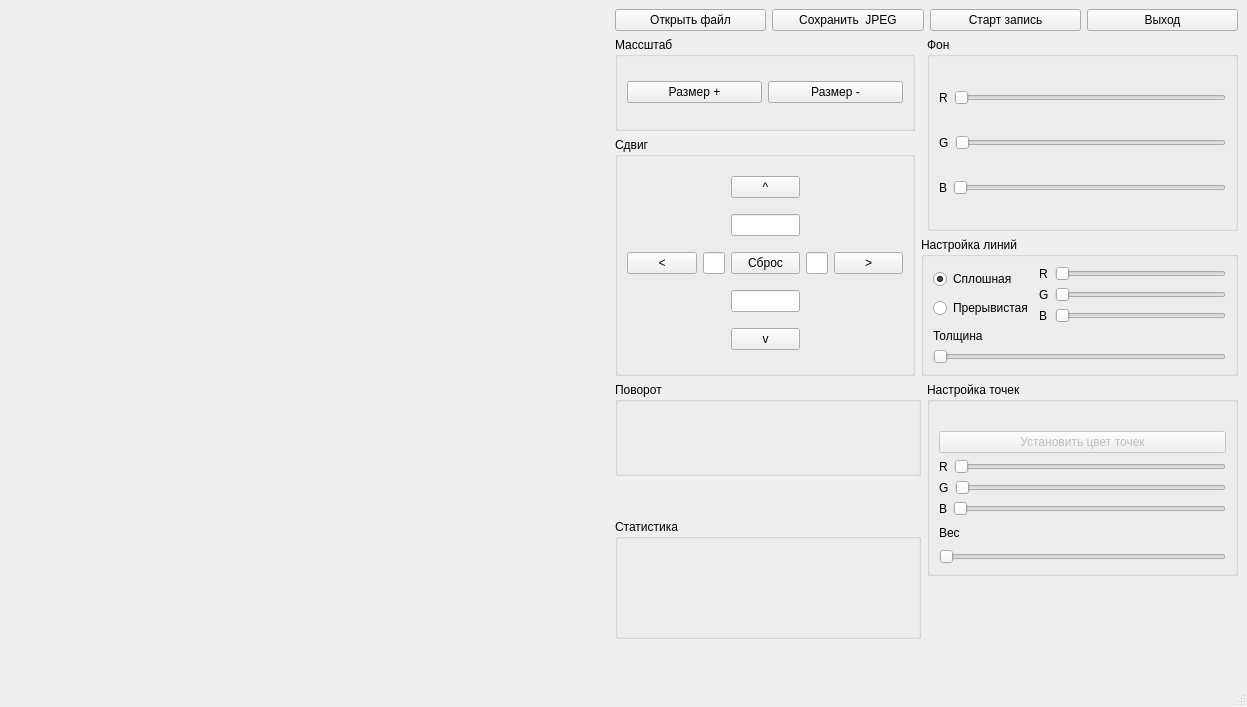
Old version of the form viewer.ui in the repository dandyelf/3dviewer1.0.
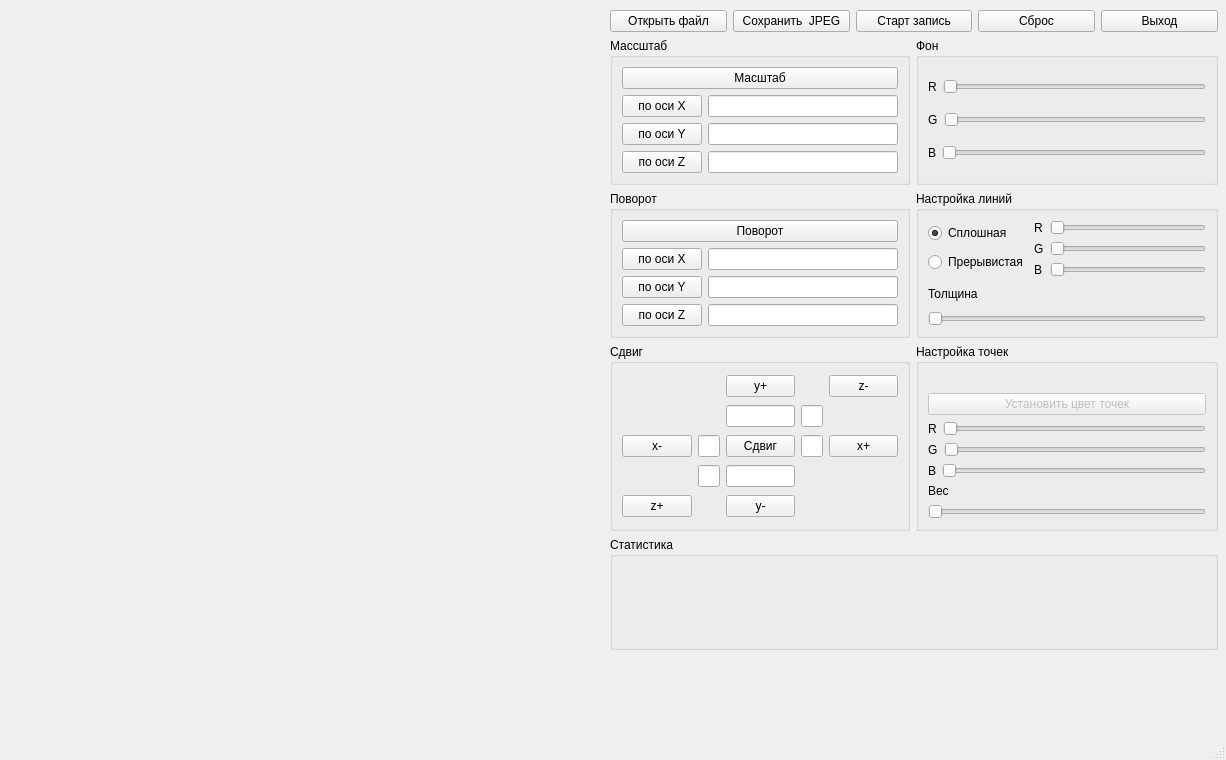
New version of the form. Custom widgets are drawn as their Qt base class.

```diff
--- a/viewer.ui
+++ b/viewer.ui
@@ -6,16 +6,53 @@
    <rect>
     <x>0</x>
     <y>0</y>
-    <width>1247</width>
-    <height>707</height>
+    <width>1226</width>
+    <height>760</height>
    </rect>
   </property>
   <property name="windowTitle">
    <string>3D Viewer</string>
   </property>
   <widget class="QWidget" name="centralwidget">
-   <layout class="QGridLayout" name="gridLayout_7">
-    <item row="0" column="1" colspan="3">
+   <widget class="scene" name="widget" native="true">
+    <property name="geometry">
+     <rect>
+      <x>9</x>
+      <y>35</y>
+      <width>600</width>
+      <height>600</height>
+     </rect>
+    </property>
+    <property name="sizePolicy">
+     <sizepolicy hsizetype="Fixed" vsizetype="Fixed">
+      <horstretch>0</horstretch>
+      <verstretch>0</verstretch>
+     </sizepolicy>
+    </property>
+    <property name="minimumSize">
+     <size>
+      <width>600</width>
+      <height>600</height>
+     </size>
+    </property>
+    <property name="maximumSize">
+     <size>
+      <width>600</width>
+      <height>600</height>
+     </size>
+    </property>
+   </widget>
+   <widget class="QWidget" name="">
+    <property name="geometry">
+     <rect>
+      <x>610</x>
+      <y>10</y>
+      <width>608</width>
+      <height>701</height>
+     </rect>
+    </property>
+    <layout class="QFormLayout" name="formLayout_3">
+     <item row="0" column="0" colspan="2">
      <layout class="QHBoxLayout" name="horizontalLayout_11">
       <item>
        <widget class="QPushButton" name="pushButton">
@@ -41,6 +78,13 @@
         </property>
        </widget>
       </item>
+       <item>
+        <widget class="QPushButton" name="pushButton_15">
+         <property name="text">
+          <string>Сброс</string>
+         </property>
+        </widget>
+       </item>
       <item>
        <widget class="QPushButton" name="pushButton_2">
         <property name="text">
@@ -50,121 +94,66 @@
       </item>
      </layout>
     </item>
-    <item row="5" column="1" rowspan="2" colspan="2">
-     <widget class="QGroupBox" name="groupBox_4">
-      <property name="maximumSize">
+     <item row="1" column="0">
+      <widget class="QGroupBox" name="groupBox">
+       <property name="minimumSize">
        <size>
-        <width>16777215</width>
-        <height>120</height>
+         <width>300</width>
+         <height>0</height>
        </size>
       </property>
       <property name="title">
-       <string>Статистика</string>
-      </property>
-      <layout class="QGridLayout" name="gridLayout_4">
-       <item row="0" column="0">
-        <layout class="QHBoxLayout" name="horizontalLayout_5">
-         <item>
-          <spacer name="horizontalSpacer_5">
-           <property name="orientation">
-            <enum>Qt::Horizontal</enum>
-           </property>
-           <property name="sizeHint" stdset="0">
-            <size>
-             <width>40</width>
-             <height>20</height>
-            </size>
-           </property>
-          </spacer>
-         </item>
-         <item>
-          <widget class="QLabel" name="label_3">
-           <property name="text">
-            <string/>
-           </property>
-          </widget>
-         </item>
-         <item>
-          <spacer name="horizontalSpacer_6">
-           <property name="orientation">
-            <enum>Qt::Horizontal</enum>
-           </property>
-           <property name="sizeHint" stdset="0">
-            <size>
-             <width>40</width>
-             <height>20</height>
-            </size>
-           </property>
-          </spacer>
-         </item>
-        </layout>
-       </item>
+        <string>Массштаб</string>
+       </property>
+       <layout class="QFormLayout" name="formLayout">
        <item row="1" column="0">
-        <layout class="QHBoxLayout" name="horizontalLayout_6">
-         <item>
-          <widget class="QLabel" name="label_7">
+         <widget class="QPushButton" name="pushButton_ScaleX">
            <property name="text">
-            <string/>
+           <string>по оси X</string>
            </property>
           </widget>
          </item>
-         <item>
-          <spacer name="horizontalSpacer_7">
-           <property name="orientation">
-            <enum>Qt::Horizontal</enum>
-           </property>
-           <property name="sizeHint" stdset="0">
-            <size>
-             <width>40</width>
-             <height>20</height>
-            </size>
-           </property>
-          </spacer>
-         </item>
-         <item>
-          <widget class="QLabel" name="label_9">
-           <property name="text">
-            <string/>
-           </property>
-          </widget>
-         </item>
-        </layout>
+        <item row="1" column="1">
+         <widget class="QLineEdit" name="lineEdit_ScaleX"/>
        </item>
        <item row="2" column="0">
-        <layout class="QHBoxLayout" name="horizontalLayout_7">
-         <item>
-          <widget class="QLabel" name="label_8">
+         <widget class="QPushButton" name="pushButton_ScaleY">
            <property name="text">
-            <string/>
+           <string>по оси Y</string>
            </property>
           </widget>
          </item>
-         <item>
-          <spacer name="horizontalSpacer_8">
-           <property name="orientation">
-            <enum>Qt::Horizontal</enum>
-           </property>
-           <property name="sizeHint" stdset="0">
-            <size>
-             <width>40</width>
-             <height>20</height>
-            </size>
-           </property>
-          </spacer>
-         </item>
-         <item>
-          <widget class="QLabel" name="label_10">
+        <item row="2" column="1">
+         <widget class="QLineEdit" name="lineEdit_ScaleY"/>
+        </item>
+        <item row="3" column="0">
+         <widget class="QPushButton" name="pushButton_ScaleZ">
+          <property name="text">
+           <string>по оси Z</string>
+          </property>
+         </widget>
+        </item>
+        <item row="3" column="1">
+         <widget class="QLineEdit" name="lineEdit_ScaleZ"/>
+        </item>
+        <item row="0" column="0" colspan="2">
+         <widget class="QPushButton" name="pushButton_Scale">
            <property name="text">
-            <string/>
+           <string>Масштаб</string>
            </property>
           </widget>
          </item>
         </layout>
-       </item>
-      </layout>
-     </widget>
-    </item>
-    <item row="1" column="3" rowspan="2">
+       <zorder>pushButton_ScaleZ</zorder>
+       <zorder>pushButton_ScaleY</zorder>
+       <zorder>pushButton_ScaleX</zorder>
+       <zorder>pushButton_Scale</zorder>
+       <zorder>lineEdit_ScaleX</zorder>
+       <zorder>lineEdit_ScaleY</zorder>
+       <zorder>lineEdit_ScaleZ</zorder>
+      </widget>
+     </item>
+     <item row="1" column="1">
      <widget class="QGroupBox" name="groupBox_3">
       <property name="title">
        <string>Фон</string>
@@ -233,7 +222,166 @@
       </layout>
      </widget>
     </item>
-    <item row="2" column="1" rowspan="2">
+     <item row="2" column="0">
+      <widget class="QGroupBox" name="groupBox_7">
+       <property name="minimumSize">
+        <size>
+         <width>300</width>
+         <height>0</height>
+        </size>
+       </property>
+       <property name="title">
+        <string>Поворот</string>
+       </property>
+       <layout class="QFormLayout" name="formLayout_2">
+        <item row="1" column="0">
+         <widget class="QPushButton" name="pushButton_TurnX">
+          <property name="text">
+           <string>по оси X</string>
+          </property>
+         </widget>
+        </item>
+        <item row="1" column="1">
+         <widget class="QLineEdit" name="lineEdit_TurnX"/>
+        </item>
+        <item row="2" column="0">
+         <widget class="QPushButton" name="pushButton_TurnY">
+          <property name="text">
+           <string>по оси Y</string>
+          </property>
+         </widget>
+        </item>
+        <item row="2" column="1">
+         <widget class="QLineEdit" name="lineEdit_TurnY"/>
+        </item>
+        <item row="3" column="0">
+         <widget class="QPushButton" name="pushButton_TurnZ">
+          <property name="text">
+           <string>по оси Z</string>
+          </property>
+         </widget>
+        </item>
+        <item row="3" column="1">
+         <widget class="QLineEdit" name="lineEdit_TurnZ"/>
+        </item>
+        <item row="0" column="0" colspan="2">
+         <widget class="QPushButton" name="pushButton_Turn">
+          <property name="text">
+           <string>Поворот</string>
+          </property>
+         </widget>
+        </item>
+       </layout>
+      </widget>
+     </item>
+     <item row="2" column="1">
+      <widget class="QGroupBox" name="groupBox_5">
+       <property name="minimumSize">
+        <size>
+         <width>300</width>
+         <height>0</height>
+        </size>
+       </property>
+       <property name="title">
+        <string>Настройка линий</string>
+       </property>
+       <layout class="QGridLayout" name="gridLayout_5">
+        <item row="0" column="2">
+         <layout class="QVBoxLayout" name="verticalLayout_2">
+          <item>
+           <widget class="QSlider" name="horizontalSlider_2">
+            <property name="maximum">
+             <number>100</number>
+            </property>
+            <property name="orientation">
+             <enum>Qt::Horizontal</enum>
+            </property>
+           </widget>
+          </item>
+          <item>
+           <widget class="QSlider" name="horizontalSlider_6">
+            <property name="orientation">
+             <enum>Qt::Horizontal</enum>
+            </property>
+           </widget>
+          </item>
+          <item>
+           <widget class="QSlider" name="horizontalSlider_7">
+            <property name="orientation">
+             <enum>Qt::Horizontal</enum>
+            </property>
+           </widget>
+          </item>
+         </layout>
+        </item>
+        <item row="0" column="0">
+         <layout class="QVBoxLayout" name="verticalLayout_3">
+          <item>
+           <widget class="QRadioButton" name="radioButton">
+            <property name="text">
+             <string>Сплошная</string>
+            </property>
+            <property name="checked">
+             <bool>true</bool>
+            </property>
+           </widget>
+          </item>
+          <item>
+           <widget class="QRadioButton" name="radioButton_2">
+            <property name="text">
+             <string>Прерывистая</string>
+            </property>
+           </widget>
+          </item>
+         </layout>
+        </item>
+        <item row="0" column="1">
+         <layout class="QVBoxLayout" name="verticalLayout">
+          <item>
+           <widget class="QLabel" name="label_11">
+            <property name="text">
+             <string>R</string>
+            </property>
+           </widget>
+          </item>
+          <item>
+           <widget class="QLabel" name="label_12">
+            <property name="text">
+             <string>G</string>
+            </property>
+           </widget>
+          </item>
+          <item>
+           <widget class="QLabel" name="label_13">
+            <property name="text">
+             <string>B</string>
+            </property>
+           </widget>
+          </item>
+         </layout>
+        </item>
+        <item row="1" column="0" colspan="3">
+         <layout class="QVBoxLayout" name="verticalLayout_5">
+          <item>
+           <widget class="QLabel" name="label_14">
+            <property name="text">
+             <string>Толщина</string>
+            </property>
+           </widget>
+          </item>
+          <item>
+           <widget class="QSlider" name="horizontalSlider">
+            <property name="orientation">
+             <enum>Qt::Horizontal</enum>
+            </property>
+           </widget>
+          </item>
+         </layout>
+        </item>
+       </layout>
+      </widget>
+     </item>
+     <item row="3" column="0">
      <widget class="QGroupBox" name="groupBox_2">
       <property name="maximumSize">
        <size>
@@ -248,79 +396,49 @@
        <item row="2" column="0">
         <widget class="QPushButton" name="pushButton_7">
          <property name="text">
-          <string>&lt;</string>
+           <string>x-</string>
          </property>
         </widget>
        </item>
-       <item row="0" column="4">
-        <spacer name="horizontalSpacer_2">
-         <property name="orientation">
-          <enum>Qt::Horizontal</enum>
-         </property>
-         <property name="sizeHint" stdset="0">
-          <size>
-           <width>40</width>
-           <height>20</height>
-          </size>
-         </property>
-        </spacer>
-       </item>
-       <item row="2" column="1">
-        <widget class="QLineEdit" name="lineEdit_3"/>
-       </item>
-       <item row="0" column="0">
-        <spacer name="horizontalSpacer">
-         <property name="orientation">
-          <enum>Qt::Horizontal</enum>
-         </property>
-         <property name="sizeHint" stdset="0">
-          <size>
-           <width>40</width>
-           <height>20</height>
-          </size>
-         </property>
-        </spacer>
-       </item>
        <item row="2" column="4">
         <widget class="QPushButton" name="pushButton_8">
          <property name="text">
-          <string>&gt;</string>
+           <string>x+</string>
          </property>
         </widget>
        </item>
-       <item row="4" column="0">
-        <spacer name="horizontalSpacer_3">
-         <property name="orientation">
-          <enum>Qt::Horizontal</enum>
-         </property>
-         <property name="sizeHint" stdset="0">
-          <size>
-           <width>40</width>
-           <height>20</height>
-          </size>
-         </property>
-        </spacer>
+        <item row="1" column="2">
+         <widget class="QLineEdit" name="lineEdit"/>
+        </item>
+        <item row="1" column="3">
+         <widget class="QLineEdit" name="lineEdit_Zneg"/>
+        </item>
+        <item row="0" column="4">
+         <widget class="QPushButton" name="pushButton_Zneg">
+          <property name="text">
+           <string>z-</string>
+          </property>
+         </widget>
        </item>
        <item row="4" column="2">
         <widget class="QPushButton" name="pushButton_6">
          <property name="text">
-          <string>v</string>
+           <string>y-</string>
          </property>
         </widget>
        </item>
+        <item row="3" column="2">
+         <widget class="QLineEdit" name="lineEdit_2"/>
+        </item>
        <item row="0" column="2">
         <widget class="QPushButton" name="pushButton_5">
          <property name="text">
-          <string>^</string>
+           <string>y+</string>
          </property>
         </widget>
        </item>
-       <item row="2" column="2">
-        <widget class="QPushButton" name="pushButton_15">
-         <property name="text">
-          <string>Сброс</string>
-         </property>
-        </widget>
+        <item row="2" column="1">
+         <widget class="QLineEdit" name="lineEdit_3"/>
        </item>
        <item row="4" column="4">
         <spacer name="horizontalSpacer_4">
@@ -335,46 +453,43 @@
          </property>
         </spacer>
        </item>
-       <item row="3" column="2">
-        <widget class="QLineEdit" name="lineEdit_2"/>
-       </item>
-       <item row="1" column="2">
-        <widget class="QLineEdit" name="lineEdit"/>
-       </item>
        <item row="2" column="3">
         <widget class="QLineEdit" name="lineEdit_4"/>
        </item>
-      </layout>
-     </widget>
-    </item>
-    <item row="1" column="1">
-     <widget class="QGroupBox" name="groupBox">
-      <property name="title">
-       <string>Массштаб</string>
-      </property>
-      <layout class="QGridLayout" name="gridLayout">
+        <item row="3" column="1">
+         <widget class="QLineEdit" name="lineEdit_Zpos"/>
+        </item>
        <item row="0" column="0">
-        <layout class="QHBoxLayout" name="horizontalLayout">
-         <item>
-          <widget class="QPushButton" name="pushButton_4">
+         <spacer name="horizontalSpacer">
+          <property name="orientation">
+           <enum>Qt::Horizontal</enum>
+          </property>
+          <property name="sizeHint" stdset="0">
+           <size>
+            <width>40</width>
+            <height>20</height>
+           </size>
+          </property>
+         </spacer>
+        </item>
+        <item row="4" column="0">
+         <widget class="QPushButton" name="pushButton_Zpos">
            <property name="text">
-            <string>Размер +</string>
+           <string>z+</string>
            </property>
           </widget>
          </item>
-         <item>
-          <widget class="QPushButton" name="pushButton_3">
+        <item row="2" column="2">
+         <widget class="QPushButton" name="pushButton_Move">
            <property name="text">
-            <string>Размер -</string>
+           <string>Сдвиг</string>
            </property>
           </widget>
          </item>
         </layout>
-       </item>
-      </layout>
-     </widget>
-    </item>
-    <item row="4" column="3" rowspan="2">
+      </widget>
+     </item>
+     <item row="3" column="1">
      <widget class="QGroupBox" name="groupBox_6">
       <property name="title">
        <string>Настройка точек</string>
@@ -477,151 +592,130 @@
       </layout>
      </widget>
     </item>
-    <item row="4" column="1" colspan="2">
-     <widget class="QGroupBox" name="groupBox_8">
-      <property name="title">
-       <string>Поворот</string>
-      </property>
-     </widget>
-    </item>
-    <item row="0" column="0" rowspan="7">
-     <widget class="scene" name="widget" native="true">
-      <property name="sizePolicy">
-       <sizepolicy hsizetype="Fixed" vsizetype="Fixed">
-        <horstretch>0</horstretch>
-        <verstretch>0</verstretch>
-       </sizepolicy>
-      </property>
-      <property name="minimumSize">
-       <size>
-        <width>600</width>
-        <height>600</height>
-       </size>
-      </property>
+     <item row="4" column="0" colspan="2">
+      <widget class="QGroupBox" name="groupBox_4">
       <property name="maximumSize">
        <size>
-        <width>600</width>
-        <height>600</height>
-       </size>
-      </property>
-     </widget>
-    </item>
-    <item row="3" column="2" colspan="2">
-     <widget class="QGroupBox" name="groupBox_5">
-      <property name="minimumSize">
-       <size>
-        <width>300</width>
-        <height>0</height>
+         <width>16777215</width>
+         <height>120</height>
        </size>
       </property>
       <property name="title">
-       <string>Настройка линий</string>
-      </property>
-      <layout class="QGridLayout" name="gridLayout_5">
+        <string>Статистика</string>
+       </property>
+       <layout class="QGridLayout" name="gridLayout_4">
        <item row="0" column="0">
-        <layout class="QVBoxLayout" name="verticalLayout_3">
+         <layout class="QHBoxLayout" name="horizontalLayout_5">
          <item>
-          <widget class="QRadioButton" name="radioButton">
-           <property name="text">
-            <string>Сплошная</string>
-           </property>
-           <property name="checked">
-            <bool>true</bool>
-           </property>
-          </widget>
+           <spacer name="horizontalSpacer_5">
+            <property name="orientation">
+             <enum>Qt::Horizontal</enum>
+            </property>
+            <property name="sizeHint" stdset="0">
+             <size>
+              <width>40</width>
+              <height>20</height>
+             </size>
+            </property>
+           </spacer>
          </item>
          <item>
-          <widget class="QRadioButton" name="radioButton_2">
+           <widget class="QLabel" name="label_3">
            <property name="text">
-            <string>Прерывистая</string>
+             <string/>
            </property>
           </widget>
          </item>
-        </layout>
-       </item>
-       <item row="0" column="1">
-        <layout class="QVBoxLayout" name="verticalLayout">
+          <item>
+           <spacer name="horizontalSpacer_6">
+            <property name="orientation">
+             <enum>Qt::Horizontal</enum>
+            </property>
+            <property name="sizeHint" stdset="0">
+             <size>
+              <width>40</width>
+              <height>20</height>
+             </size>
+            </property>
+           </spacer>
+          </item>
+         </layout>
+        </item>
+        <item row="1" column="0">
+         <layout class="QHBoxLayout" name="horizontalLayout_6">
          <item>
-          <widget class="QLabel" name="label_11">
+           <widget class="QLabel" name="label_7">
            <property name="text">
-            <string>R</string>
+             <string/>
            </property>
           </widget>
          </item>
          <item>
-          <widget class="QLabel" name="label_12">
-           <property name="text">
-            <string>G</string>
-           </property>
-          </widget>
+           <spacer name="horizontalSpacer_7">
+            <property name="orientation">
+             <enum>Qt::Horizontal</enum>
+            </property>
+            <property name="sizeHint" stdset="0">
+             <size>
+              <width>40</width>
+              <height>20</height>
+             </size>
+            </property>
+           </spacer>
          </item>
          <item>
-          <widget class="QLabel" name="label_13">
+           <widget class="QLabel" name="label_9">
            <property name="text">
-            <string>B</string>
+             <string/>
            </property>
           </widget>
          </item>
         </layout>
        </item>
-       <item row="0" column="2">
-        <layout class="QVBoxLayout" name="verticalLayout_2">
+        <item row="2" column="0">
+         <layout class="QHBoxLayout" name="horizontalLayout_7">
          <item>
-          <widget class="QSlider" name="horizontalSlider_2">
-           <property name="maximum">
-            <number>100</number>
-           </property>
-           <property name="orientation">
-            <enum>Qt::Horizontal</enum>
-           </property>
+           <widget class="QLabel" name="label_8">
+            <property name="text">
+             <string/>
+            </property>
           </widget>
          </item>
          <item>
-          <widget class="QSlider" name="horizontalSlider_6">
+           <spacer name="horizontalSpacer_8">
            <property name="orientation">
             <enum>Qt::Horizontal</enum>
            </property>
-          </widget>
-         </item>
-         <item>
-          <widget class="QSlider" name="horizontalSlider_7">
-           <property name="orientation">
-            <enum>Qt::Horizontal</enum>
-           </property>
-          </widget>
-         </item>
-        </layout>
-       </item>
-       <item row="1" column="0" colspan="3">
-        <layout class="QVBoxLayout" name="verticalLayout_5">
+            <property name="sizeHint" stdset="0">
+             <size>
+              <width>40</width>
+              <height>20</height>
+             </size>
+            </property>
+           </spacer>
+          </item>
          <item>
-          <widget class="QLabel" name="label_14">
+           <widget class="QLabel" name="label_10">
            <property name="text">
-            <string>Толщина</string>
+             <string/>
            </property>
           </widget>
          </item>
-         <item>
-          <widget class="QSlider" name="horizontalSlider">
-           <property name="orientation">
-            <enum>Qt::Horizontal</enum>
-           </property>
-          </widget>
-         </item>
         </layout>
        </item>
       </layout>
      </widget>
     </item>
    </layout>
+   </widget>
   </widget>
   <widget class="QMenuBar" name="menubar">
    <property name="geometry">
     <rect>
      <x>0</x>
      <y>0</y>
-     <width>1247</width>
-     <height>19</height>
+     <width>1226</width>
+     <height>21</height>
     </rect>
    </property>
   </widget>
```
Lines whose indentation alone changed are shown as unchanged.
